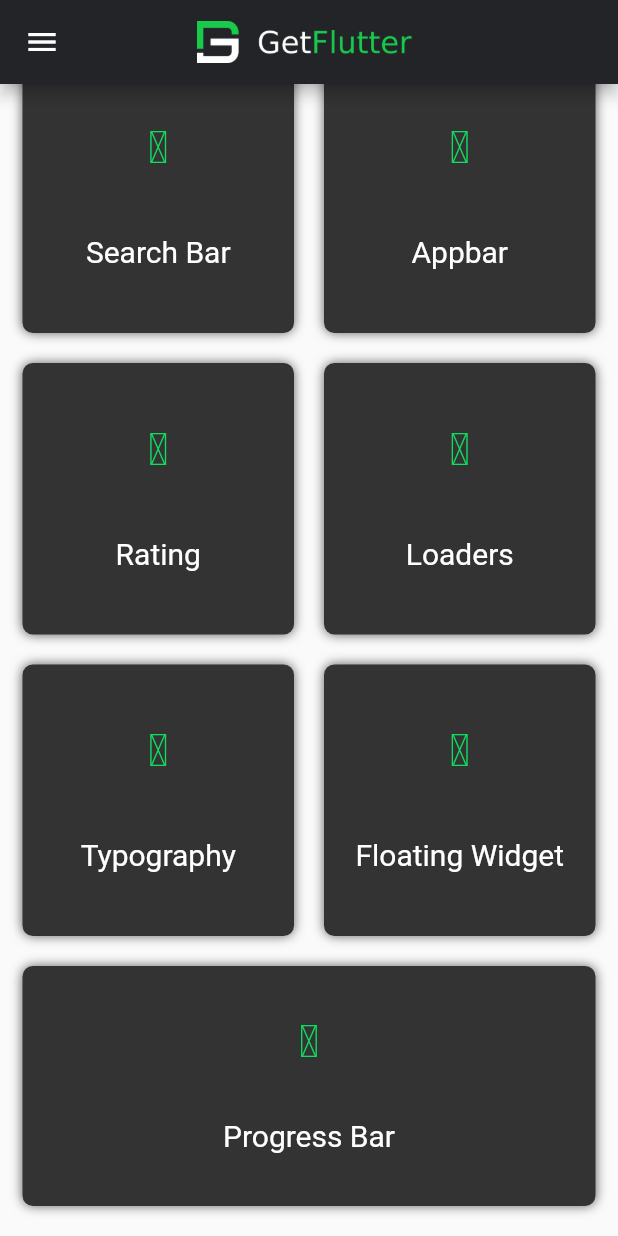
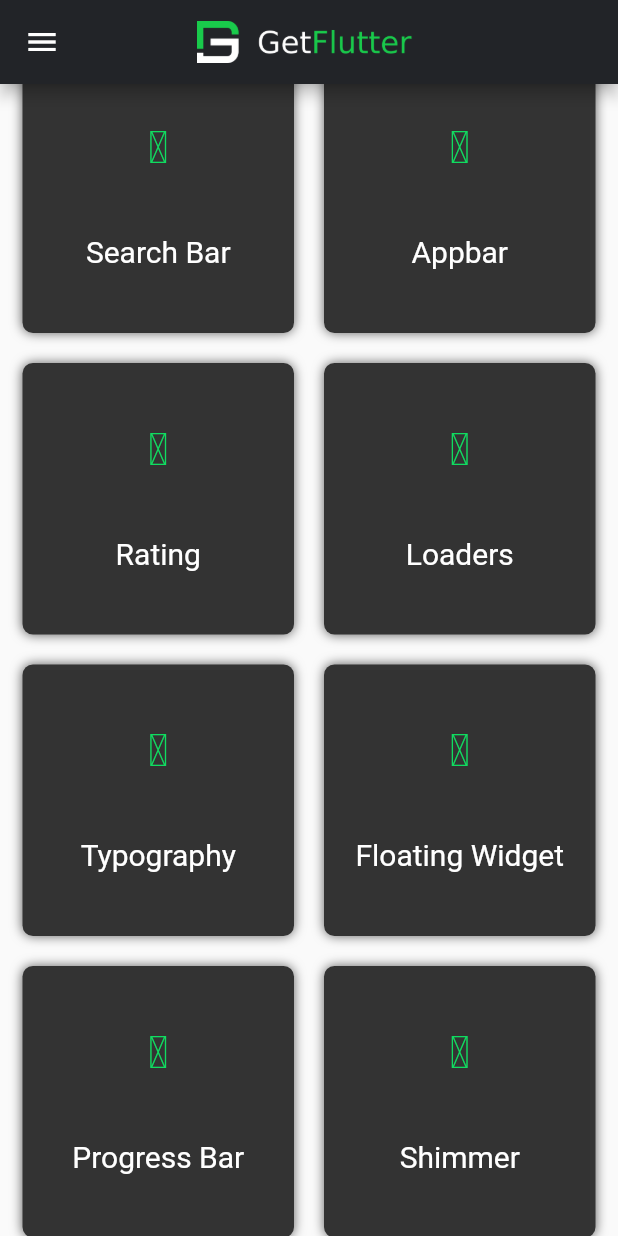
Before and after one commit to ionicfirebaseapp/getwidget-app-kit, a Flutter app: the screen it shows after launch, scrolled down 1241 dp, on a phone screen of 412 x 824 dp. Run offline on Flutter 3.47's test engine with Material 2 defaults, Android fonts, the phone set to English and light mode, and no system bars; our stand-ins replace getflutter, webview_flutter.

Commit message:
adding shimmer in app

```diff
--- a/lib/screens/home.dart
+++ b/lib/screens/home.dart
@@ -21,6 +21,7 @@ import 'package:getflutter_app/screens/toast/toasts.dart';
 import 'package:getflutter_app/screens/toggle/toggles.dart';
 import 'package:getflutter_app/screens/typography/typography.dart';
 import '../screens/progress_bar/progress_bar.dart';
+import '../screens/shimmer/shimmer.dart';
 
 class HomePage extends StatefulWidget {
   @override
@@ -172,6 +173,22 @@ class _HomePageState extends State<HomePage> {
       ),
       'title': 'Floating Widget',
       'route': FloatingWidgetHome()
+    },
+    {
+      'icon': const IconData(
+        0xe900,
+        fontFamily: 'GFIcons',
+      ),
+      'title': 'Progress Bar',
+      'route': ProgressBar()
+    },
+    {
+      'icon': const IconData(
+        0xe900,
+        fontFamily: 'GFFontIcons2',
+      ),
+      'title': 'Shimmer',
+      'route': ShimmerPage()
     }
   ];
 
@@ -211,17 +228,17 @@ class _HomePageState extends State<HomePage> {
                               gfComponents[index]['icon'],
                               gfComponents[index]['route']))),
             ),
-            Container(
-              height: 160,
-              margin: const EdgeInsets.only(left: 15, bottom: 20, right: 15),
-              child: buildSquareTile(
-                  'Progress Bar',
-                  const IconData(
-                    0xe900,
-                    fontFamily: 'GFIcons',
-                  ),
-                  ProgressBar()),
-            )
+            // Container(
+            //   height: 160,
+            //   margin: const EdgeInsets.only(left: 15, bottom: 20, right: 15),
+            //   child: buildSquareTile(
+            //       'Progress Bar',
+            //       const IconData(
+            //         0xe900,
+            //         fontFamily: 'GFIcons',
+            //       ),
+            //       ProgressBar()),
+            // )
           ],
         ),
       );
```
Also changed, not shown: lib/screens/shimmer/shimmer.dart (added, +120 -0 lines), lib/assets/gif/loader.gif (added), lib/assets/gif/loader1.gif (added).
